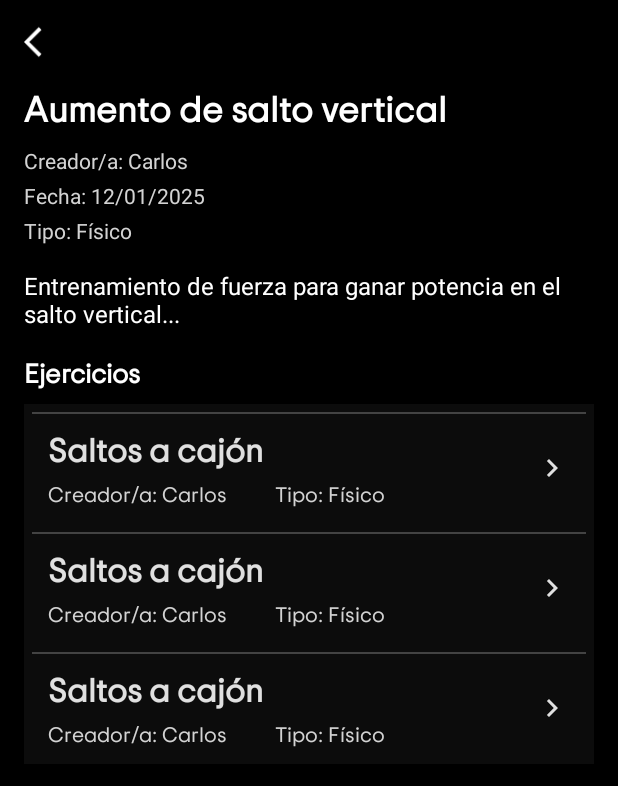
After one commit to AngelDavidArellano/VolleyCubasApp, an Android app: the layout activity_entrenamiento_details.xml on its own in the app's theme, with its tools: preview values and no code run, on a phone screen of 412 x 824 dp. The commit adds this screen. Shown: the top 786 px of the screen. Run offline under Robolectric (Android 15) with nearby library versions, the phone set to English and light mode, and no system bars.

Commit message:
ejercicios y entrenamientos muy simple y a medias (ervisa notas del cuaderno)

```diff
--- a/app/src/main/AndroidManifest.xml
+++ b/app/src/main/AndroidManifest.xml
@@ -16,6 +16,12 @@
         android:supportsRtl="true"
         android:theme="@style/Theme.VolleyCubasApp"
         tools:targetApi="31">
+        <activity
+            android:name=".EntrenamientoDetailsActivity"
+            android:exported="false" />
+        <activity
+            android:name=".EjercicioDetailsActivity"
+            android:exported="false" />
         <activity
             android:name=".EjerciciosActivity"
             android:exported="false" />
--- a/app/src/main/java/com/volleycubas/app/TrainingFragment.java
+++ b/app/src/main/java/com/volleycubas/app/TrainingFragment.java
@@ -94,6 +94,12 @@ public class TrainingFragment extends Fragment {
         CardView cardWorkouts = view.findViewById(R.id.cardWorkouts);
         cardWorkouts.setOnClickListener(v -> {
             Intent intent = new Intent(requireActivity(), EntrenamientosActivity.class);
+            startActivity(intent);
+        });
+
+        CardView cardExercises = view.findViewById(R.id.cardExercises);
+        cardExercises.setOnClickListener(v -> {
+            Intent intent = new Intent(requireActivity(), EjerciciosActivity.class);
             startActivity(intent);
         });
 
--- /dev/null
+++ b/app/src/main/res/layout/activity_entrenamiento_details.xml
@@ -0,0 +1,89 @@
+<LinearLayout xmlns:android="http://schemas.android.com/apk/res/android"
+    xmlns:app="http://schemas.android.com/apk/res-auto"
+    android:layout_width="match_parent"
+    android:layout_height="match_parent"
+    xmlns:tools="http://schemas.android.com/tools"
+    android:orientation="vertical"
+    android:background="@color/black"
+    android:padding="16dp">
+
+    <!-- Botón de retroceso -->
+    <ImageView
+        android:id="@+id/back_button"
+        android:layout_width="24dp"
+        android:layout_height="24dp"
+        android:src="@drawable/ic_back"
+        android:contentDescription="Volver"
+        android:layout_marginBottom="16dp"
+        app:tint="@color/white" />
+
+    <!-- Título del entrenamiento -->
+    <TextView
+        android:id="@+id/tvTrainingTitle"
+        android:layout_width="wrap_content"
+        android:layout_height="wrap_content"
+        android:text="Aumento de salto vertical"
+        android:textSize="24sp"
+        android:textColor="@color/white"
+        android:textStyle="bold"
+        android:fontFamily="@font/tripsans"
+        android:layout_marginBottom="8dp" />
+
+    <!-- Información del creador y fecha -->
+    <TextView
+        android:id="@+id/tvTrainingCreator"
+        android:layout_width="wrap_content"
+        android:layout_height="wrap_content"
+        android:text="Creador/a: Carlos"
+        android:textColor="@color/light_secondary_text"
+        android:textSize="14sp"
+        android:layout_marginBottom="4dp" />
+
+    <TextView
+        android:id="@+id/tvTrainingDate"
+        android:layout_width="wrap_content"
+        android:layout_height="wrap_content"
+        android:text="Fecha: 12/01/2025"
+        android:textColor="@color/light_secondary_text"
+        android:textSize="14sp"
+        android:layout_marginBottom="4dp" />
+
+    <TextView
+        android:id="@+id/tvTrainingType"
+        android:layout_width="wrap_content"
+        android:layout_height="wrap_content"
+        android:text="Tipo: Físico"
+        android:textColor="@color/light_secondary_text"
+        android:textSize="14sp"
+        android:layout_marginBottom="16dp" />
+
+    <!-- Descripción del entrenamiento -->
+    <TextView
+        android:id="@+id/tvTrainingDescription"
+        android:layout_width="match_parent"
+        android:layout_height="wrap_content"
+        android:text="Entrenamiento de fuerza para ganar potencia en el salto vertical..."
+        android:textColor="@color/white"
+        android:textSize="16sp"
+        android:layout_marginBottom="16dp" />
+
+    <!-- Encabezado para ejercicios -->
+    <TextView
+        android:id="@+id/tvExerciseHeader"
+        android:layout_width="match_parent"
+        android:layout_height="wrap_content"
+        android:text="Ejercicios"
+        android:textColor="@color/white"
+        android:textSize="18sp"
+        android:fontFamily="@font/tripsans"
+        android:textStyle="bold"
+        android:layout_marginBottom="8dp" />
+
+    <!-- RecyclerView para la lista de ejercicios -->
+    <androidx.recyclerview.widget.RecyclerView
+        android:id="@+id/rvExercises"
+        android:layout_width="match_parent"
+        android:layout_height="match_parent"
+        android:scrollbars="vertical"
+        tools:listitem="@layout/item_ejercicios" />
+</LinearLayout>
```
Also changed, not shown: app/src/main/java/com/volleycubas/app/Ejercicio.java (+21 -1 lines), app/src/main/java/com/volleycubas/app/EjercicioDetailsActivity.java (added, +55 -0 lines), app/src/main/java/com/volleycubas/app/EjerciciosActivity.java (+104 -0 lines), app/src/main/java/com/volleycubas/app/EjerciciosAdapter.java (added, +90 -0 lines), app/src/main/java/com/volleycubas/app/Entrenamiento.java (+33 -1 lines), app/src/main/java/com/volleycubas/app/EntrenamientoDetailsActivity.java (added, +104 -0 lines), app/src/main/java/com/volleycubas/app/EntrenamientosActivity.java (+23 -9 lines), app/src/main/java/com/volleycubas/app/EntrenamientosAdapter.java (+15 -1 lines), app/src/main/res/layout/activity_ejercicio_details.xml (added, +70 -0 lines).
